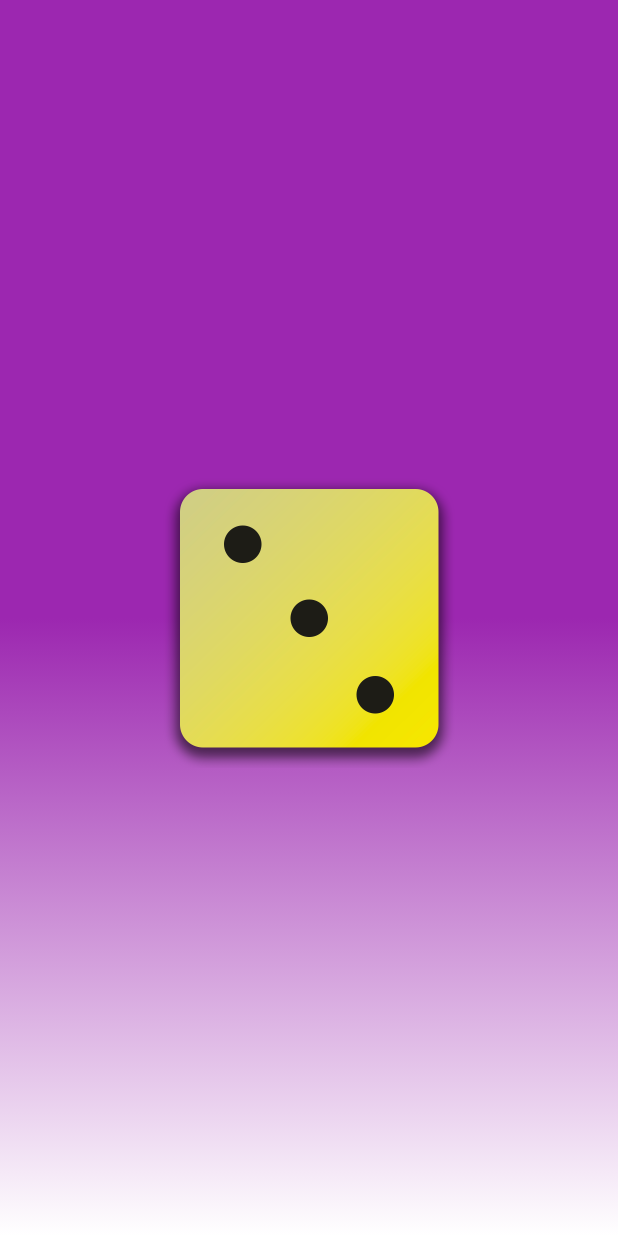
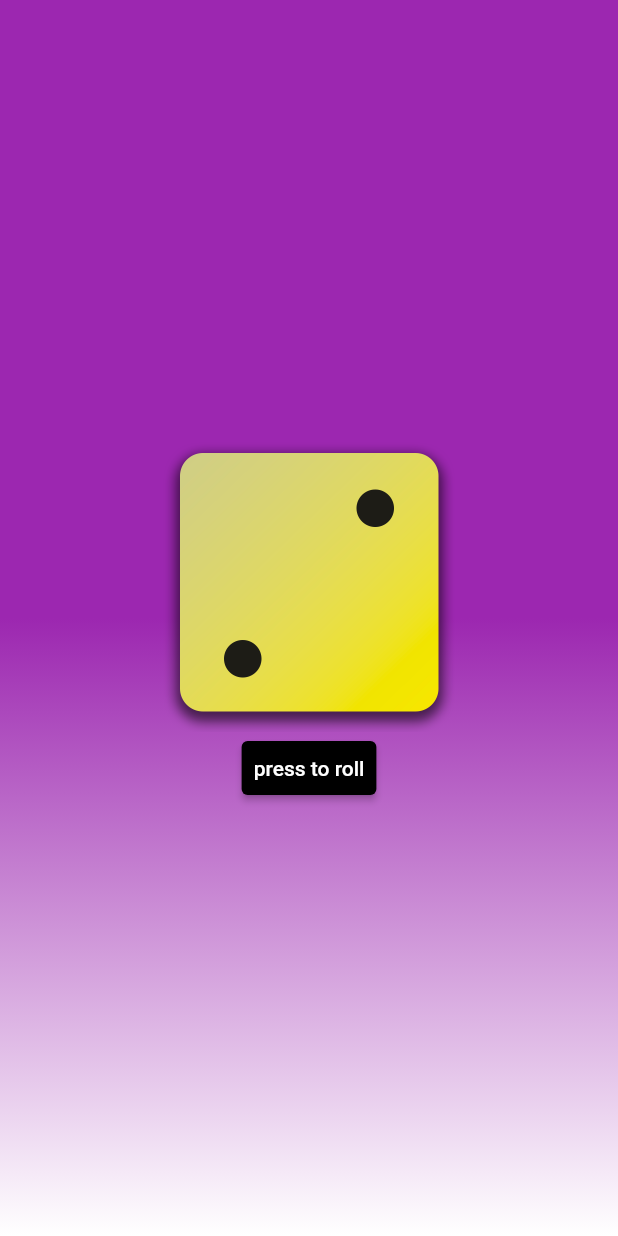
Before and after one commit to almakrami/DiceRoller-Flutter, a Flutter app: the screen it shows after launch, on a phone screen of 412 x 824 dp. Run offline on Flutter 3.47's test engine with Material 2 defaults, Android fonts, the phone set to English and light mode, and no system bars.

Commit message:
one dice roller-not finishied.

```diff
--- /dev/null
+++ b/lib/diceRoller.dart
@@ -0,0 +1,41 @@
+import 'dart:math';
+import 'package:flutter/material.dart';
+
+class DiceRoller extends StatefulWidget {
+  DiceRoller({super.key});
+
+  @override
+  State<DiceRoller> createState() {
+    return _DiceRollerState();
+  }
+}
+
+class _DiceRollerState extends State<DiceRoller> {
+  var currentDiceRoll = 2;
+  final randomaizer = Random();
+
+  void rollDice() {
+    setState(() {
+      currentDiceRoll = randomaizer.nextInt(6) + 1;
+    });
+  }
+
+  @override
+  Widget build(context) {
+    return Column(
+      mainAxisSize: MainAxisSize.min,
+      children: [
+        Image.asset(
+          "assets/images/dice-$currentDiceRoll.png",
+          width: 200,
+        ),
+        ElevatedButton(
+          onPressed: rollDice,
+          style: TextButton.styleFrom(
+              backgroundColor: Colors.black, padding: const EdgeInsets.all(8)),
+          child: const Text("press to roll"),
+        )
+      ],
+    );
+  }
+}
--- a/lib/graidiant_container.dart
+++ b/lib/graidiant_container.dart
@@ -1,13 +1,11 @@
-
-
+import 'package:first_project/diceRoller.dart';
 import 'package:flutter/material.dart';
-
 
 const startAlignment = Alignment.center;
 const endAlignment = Alignment.bottomCenter;
 
 class GradientContainer extends StatelessWidget {
-  const GradientContainer(this.colors, {super.key});
+  GradientContainer(this.colors, {super.key});
 
   final List<Color> colors;
 
@@ -21,10 +19,7 @@ class GradientContainer extends StatelessWidget {
             colors: colors,
           ),
         ),
-      child: Center(
-        child: Image.asset('assets/images/dice-3.png', width: 200,),
-      ),
-    );
+        child: Center(child: DiceRoller()));
   }
 }
 
--- a/lib/main.dart
+++ b/lib/main.dart
@@ -4,9 +4,11 @@ import 'package:first_project/graidiant_container.dart';
 
 void main() {
   runApp(
-    const MaterialApp(
+     MaterialApp(
       home: Scaffold(
-        body: GradientContainer([ Colors.purple,Colors.white]),
+        body: GradientContainer(
+           [ Colors.purple,  Colors.white],
+        ),
       ),
     ),
   );
```
Lines whose indentation alone changed are shown as unchanged.
